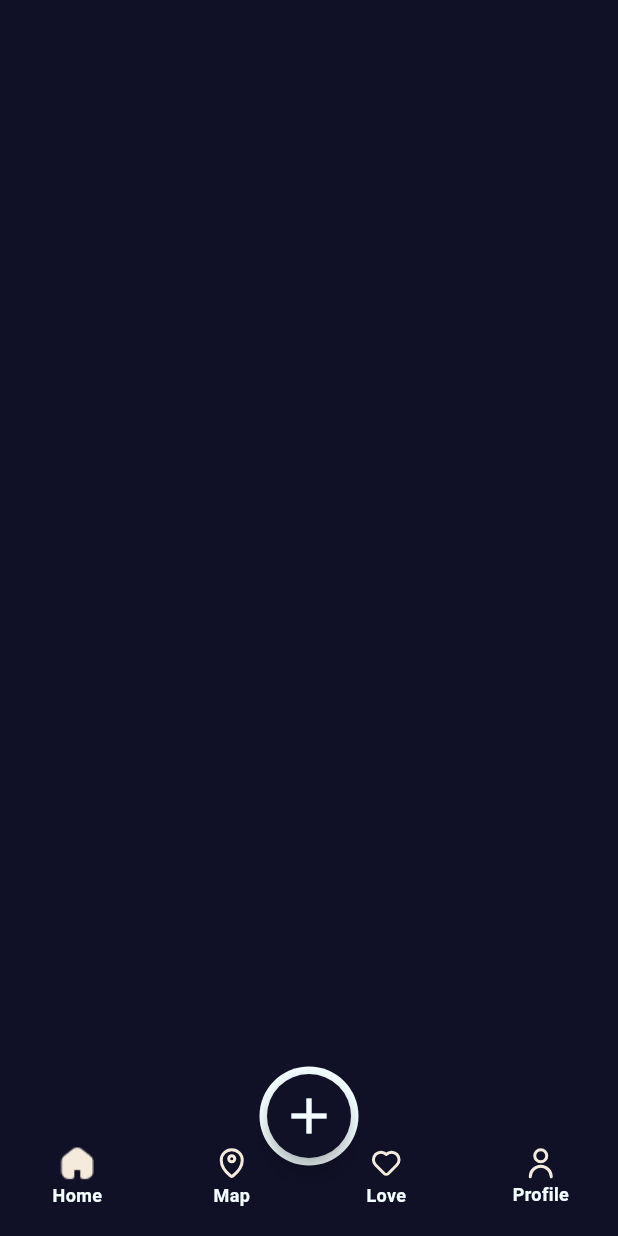
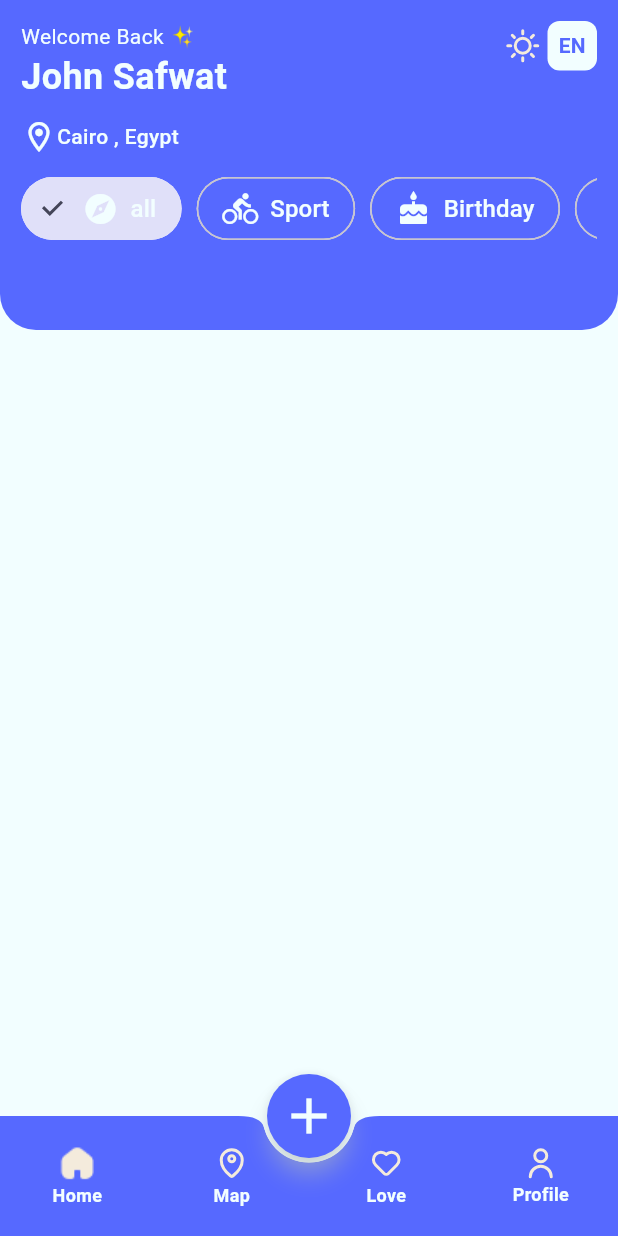
Before and after one commit to drasayed/evently, a Flutter app: the screen it shows after launch, on a phone screen of 412 x 824 dp. Run offline on Flutter 3.47's test engine with Material 3 defaults, Android fonts, the phone set to English and light mode, and no system bars; our stand-ins replace flutter_svg, vector_graphics.

Commit message:
header home

```diff
--- a/lib/common/theme/app_theme.dart
+++ b/lib/common/theme/app_theme.dart
@@ -6,12 +6,14 @@ class AppTheme {
   static ThemeData lightTheme = ThemeData(
     bottomNavigationBarTheme: BottomNavigationBarThemeData(
       backgroundColor: AppColors.mainColor,
+
     ),
     scaffoldBackgroundColor: AppColors.lightBGColor,
     colorScheme: ColorScheme.fromSeed(seedColor: AppColors.mainColor),
     textTheme: _getTextTheme(AppColors.lightTextColor),
     hintColor: AppColors.grey,
     splashColor: AppColors.grey,
+    shadowColor: AppColors.lightBGColor
   );
   static ThemeData darkTheme = ThemeData(
     bottomNavigationBarTheme: BottomNavigationBarThemeData(
@@ -22,6 +24,7 @@ class AppTheme {
     textTheme: _getTextTheme(AppColors.darkTextColor),
     hintColor: AppColors.darkTextColor,
     splashColor: AppColors.mainColor,
+    shadowColor:AppColors.mainColor
   );
 
   static _getTextTheme(Color textColor) {
--- a/lib/gen/assets.gen.dart
+++ b/lib/gen/assets.gen.dart
@@ -16,6 +16,9 @@ import 'package:vector_graphics/vector_graphics.dart' as _vg;
 
 class $AssetsIconsGen {
   const $AssetsIconsGen();
+
+  /// File path: assets/icons/Sun.svg
+  SvgGenImage get sun => const SvgGenImage('assets/icons/Sun.svg');
 
   /// File path: assets/icons/ar_icon.png
   AssetGenImage get arIcon => const AssetGenImage('assets/icons/ar_icon.png');
@@ -73,6 +76,7 @@ class $AssetsIconsGen {
 
   /// List of all assets
   List<dynamic> get values => [
+    sun,
     arIcon,
     email,
     enIcon,
--- a/lib/main.dart
+++ b/lib/main.dart
@@ -1,9 +1,11 @@
-import 'package:evently/screens/Authentication/forget_password.dart';
-import 'package:evently/screens/home/main_layer_screen.dart';
+import 'package:evently/screens/home/home_tab/home_tab.dart';
 import 'package:flutter/material.dart';
+
 import 'common/theme/app_theme.dart';
+import 'screens/Authentication/forget_password.dart';
 import 'screens/Authentication/log_in_screen.dart';
 import 'screens/Authentication/sign_up_screen.dart';
+import 'screens/home/main_layer_screen.dart';
 
 void main() {
   runApp(const MyApp());
@@ -20,11 +22,11 @@ class MyApp extends StatelessWidget {
       routes: {
         LogInScreen.routeName: (_) => LogInScreen(),
         SignUpScreen.routeName: (_) => SignUpScreen(),
-        ForgetPassword.routeName:(_)=>ForgetPassword(),
-        MainLayerScreen.routeName:(_)=>MainLayerScreen(),
+        ForgetPassword.routeName: (_) => ForgetPassword(),
+        MainLayerScreen.routeName: (_) => MainLayerScreen(),
       },
       title: 'evently',
-      theme: AppTheme.darkTheme,
+      theme: AppTheme.lightTheme,
       home: MainLayerScreen(),
     );
   }
--- /dev/null
+++ b/lib/models/category_model.dart
@@ -0,0 +1,30 @@
+import 'package:flutter/material.dart';
+
+class CategoryModel {
+  int CatId;
+  String catName;
+  IconData catIcon;
+
+  CategoryModel({
+    required this.CatId,
+    required this.catName,
+    required this.catIcon,
+  });
+
+  static List<CategoryModel> categories = [
+    CategoryModel(CatId: 0, catName: 'all', catIcon: Icons.explore),
+    CategoryModel(CatId: 1, catName: 'Sport', catIcon: Icons.directions_bike),
+    CategoryModel(CatId: 2, catName: 'Birthday', catIcon: Icons.cake),
+    CategoryModel(CatId: 3, catName: 'Eating', catIcon: Icons.flatware),
+    CategoryModel(
+      CatId: 4,
+      catName: 'Meting',
+      catIcon: Icons.meeting_room_outlined,
+    ),
+    CategoryModel(
+      CatId: 5,
+      catName: 'Gaming',
+      catIcon: Icons.videogame_asset_outlined,
+    ),
+  ];
+}
--- a/lib/screens/Authentication/log_in_screen.dart
+++ b/lib/screens/Authentication/log_in_screen.dart
@@ -1,4 +1,4 @@
-import 'package:evently/screens/Authentication/forget_password.dart';
+import 'forget_password.dart';
 import 'package:flutter/gestures.dart';
 import 'package:flutter/material.dart';
 
--- a/lib/screens/home/home_tab/home_header.dart
+++ b/lib/screens/home/home_tab/home_header.dart
@@ -1,18 +1,163 @@
+import 'package:evently/common/theme/app_colors.dart';
+import 'package:evently/gen/assets.gen.dart';
+import 'package:evently/models/category_model.dart';
 import 'package:flutter/material.dart';
 
 class HomeHeader extends StatelessWidget {
-  const HomeHeader({super.key});
+  HomeHeader({super.key});
 
   @override
   Widget build(BuildContext context) {
     return Container(
-      decoration: BoxDecoration(color: Theme.of(context).appBarTheme.backgroundColor ),
-      child: const Column(
-      children: [
+      height: 220,
+      padding: EdgeInsets.all(14),
+      decoration: BoxDecoration(
+        color: Theme.of(context).bottomNavigationBarTheme.backgroundColor,
+        borderRadius: BorderRadius.vertical(bottom: Radius.circular(24)),
+      ),
+      child: SafeArea(
+        child: Column(
+          children: [
+            Row(
+              crossAxisAlignment: CrossAxisAlignment.start,
+              mainAxisAlignment: MainAxisAlignment.spaceBetween,
+              children: [
+                Column(
+                  crossAxisAlignment: CrossAxisAlignment.start,
+                  children: [
+                    Text(
+                      'Welcome Back ✨',
+                      style: TextStyle(
+                        color: AppColors.lightBGColor,
+                        fontWeight: FontWeight.w400,
+                        fontSize: 14,
+                      ),
+                    ), //TODO local
+                    Text(
+                      'John Safwat',
+                      style: TextStyle(
+                        color: AppColors.lightBGColor,
+                        fontWeight: FontWeight.bold,
+                        fontSize: 24,
+                      ),
+                    ),
+                    SizedBox(height: 11),
 
-      ],
-
+                    Row(
+                      children: [
+                        Icon(
+                          Icons.location_on_outlined,
+                          color: AppColors.lightBGColor,
+                        ),
+                        Text(
+                          'Cairo , Egypt',
+                          style: TextStyle(
+                            color: AppColors.lightBGColor,
+                            fontWeight: FontWeight.w500,
+                            fontSize: 14,
+                          ),
+                        ), //TODO Local
+                      ],
+                    ),
+                  ],
+                ),
+                Row(
+                  children: [
+                    SizedBox(
+                      height: 33,
+                      width: 33,
+                      child: IconButton(
+                        onPressed: () {},
+                        icon: Assets.icons.sun.svg(),
+                        padding: EdgeInsets.all(0),
+                      ),
+                    ),
+                    SizedBox(
+                      height: 33,
+                      width: 33,
+                      child: FilledButton(
+                        onPressed: () {},
+                        style: FilledButton.styleFrom(
+                          shape: RoundedRectangleBorder(
+                            borderRadius: BorderRadiusGeometry.circular(8),
+                          ),
+                          padding: EdgeInsets.all(0),
+                          backgroundColor: AppColors.lightBGColor,
+                        ),
+                        child: Text(
+                          'EN',
+                          style: TextStyle(
+                            fontSize: 14,
+                            fontWeight: FontWeight.bold,
+                            color: Theme.of(
+                              context,
+                            ).bottomNavigationBarTheme.backgroundColor,
+                          ),
+                        ),
+                      ),
+                    ),
+                  ],
+                ),
+              ],
+            ),
+            SizedBox(height: 12),
+            SizedBox(height: 48, child: FilterView()),
+          ],
+        ),
       ),
     );
   }
 }
+
+class FilterView extends StatefulWidget {
+  const FilterView({super.key});
+
+  @override
+  State<FilterView> createState() => _FilterViewState();
+}
+
+class _FilterViewState extends State<FilterView> {
+  int selectedId = 0;
+
+  @override
+  Widget build(BuildContext context) {
+    List categories = CategoryModel.categories;
+    return ListView.separated(
+      itemBuilder: (context, index) {
+        CategoryModel currentCat = categories[index];
+        bool isSelected = selectedId == currentCat.CatId;
+        return FilterChip(
+          label: Row(
+            spacing: 8,
+            children: [
+              Icon(currentCat.catIcon, color: AppColors.lightBGColor),
+              Text(
+                currentCat.catName,
+                style: TextStyle(
+                  color: AppColors.lightBGColor,
+                  fontSize: 16,
+                  fontWeight: FontWeight.w500,
+                ),
+              ),
+            ],
+          ),
+          selected: isSelected,
+          backgroundColor: Theme.of(
+            context,
+          ).bottomNavigationBarTheme.backgroundColor,
+          shape: RoundedRectangleBorder(
+            borderRadius: BorderRadiusGeometry.circular(46),
+          ),
+          onSelected: (value) {
+            setState(() {
+              selectedId=index;
+            });
+          },
+        );
+      },
+      separatorBuilder: (context, index) => SizedBox(width: 10),
+      itemCount: categories.length,
+      scrollDirection: Axis.horizontal,
+    );
+  }
+}
--- a/lib/screens/home/home_tab/home_tab.dart
+++ b/lib/screens/home/home_tab/home_tab.dart
@@ -0,0 +1,13 @@
+import 'package:evently/screens/home/home_tab/home_header.dart';
+import 'package:flutter/material.dart';
+
+class HomeTab extends StatelessWidget {
+  const HomeTab({super.key});
+
+  @override
+  Widget build(BuildContext context) {
+    return Scaffold(
+      body: HomeHeader(),
+    );
+  }
+}
--- a/lib/screens/home/main_layer_screen.dart
+++ b/lib/screens/home/main_layer_screen.dart
@@ -1,20 +1,27 @@
-import 'package:evently/common/theme/app_colors.dart';
-import 'package:evently/gen/assets.gen.dart';
+import 'package:evently/screens/home/home_tab/home_tab.dart';
+
+import '../../common/theme/app_colors.dart';
+import '../../gen/assets.gen.dart';
 import 'package:flutter/material.dart';
 class MainLayerScreen extends StatefulWidget {
-  const MainLayerScreen({super.key});
+   MainLayerScreen({super.key});
   static const routeName = '/MainLayerScreen';
-
   @override
   State<MainLayerScreen> createState() => _MainLayerScreenState();
 }
 
 class _MainLayerScreenState extends State<MainLayerScreen> {
+  int currentIndex=0;
+  List<Widget> tabs = [HomeTab(),Container(decoration: BoxDecoration(color: AppColors.errorColor),),Container(decoration: BoxDecoration(color: AppColors.grey)),Container(decoration: BoxDecoration(color: AppColors.mainColor))];
+
   @override
   Widget build(BuildContext context) {
     return Scaffold(
+
+      body: tabs[currentIndex],
+
       floatingActionButtonLocation:FloatingActionButtonLocation.centerDocked,
-      floatingActionButton: Container(padding: EdgeInsets.all(5),
+      floatingActionButton: Container(padding: EdgeInsets.all(3),
 
       decoration: BoxDecoration(color: AppColors.lightBGColor,shape:BoxShape.circle,),
         child: FloatingActionButton(
@@ -30,10 +37,17 @@ class _MainLayerScreenState extends State<MainLayerScreen> {
       bottomNavigationBar: BottomAppBar(
 shape: CircularNotchedRectangle(),
 padding: EdgeInsetsGeometry.zero,
-notchMargin:5,
+notchMargin:0,
 clipBehavior:Clip.antiAliasWithSaveLayer,
 
+        child: Theme(data:Theme.of(context).copyWith(splashColor: Colors.transparent),
           child: BottomNavigationBar(
+            currentIndex:currentIndex,
+            onTap:(value) {
+              setState(() {
+                currentIndex=value;
+              });
+            },
             type: BottomNavigationBarType.fixed,
             unselectedItemColor: AppColors.lightBGColor,
             selectedItemColor: AppColors.lightBGColor,
@@ -69,6 +83,7 @@ clipBehavior:Clip.antiAliasWithSaveLayer,
             ],
           ),
         ),
+      ),
     );
   }
 }
```
Also changed, not shown: lib/screens/Authentication/forget_password.dart (+4 -4 lines), assets/icons/Sun.svg (added), assets/icons/profile_selected.svg. Lines whose indentation alone changed are shown as unchanged.
